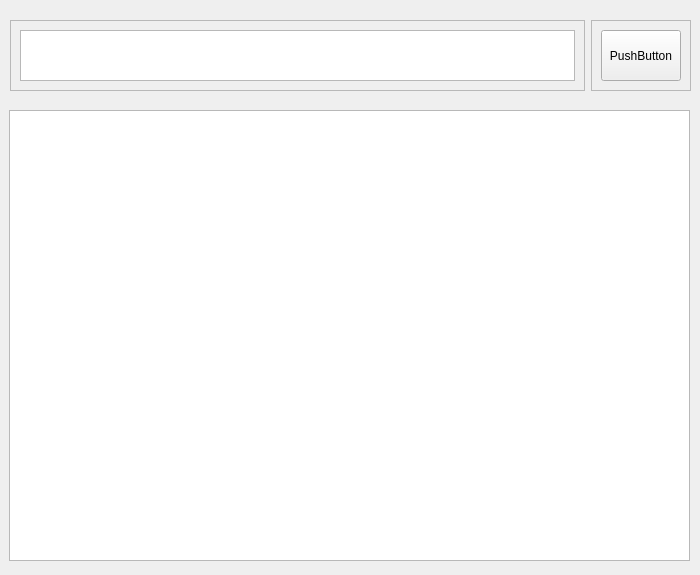
Before: the Qt Designer form recordSystem/table.ui in Qinyongle/job, drawn with Qt 5.
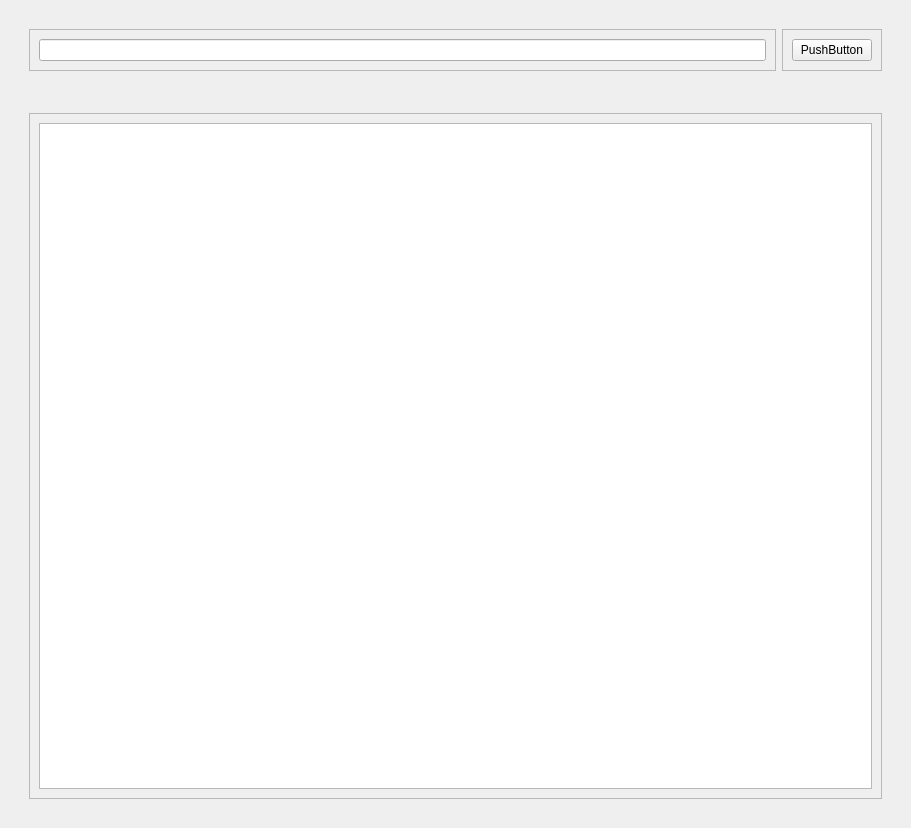
After: the same form once the commit is applied.

Commit message: 可自适应窗口大小

Diff of the .ui file:
```diff
--- a/recordSystem/table.ui
+++ b/recordSystem/table.ui
@@ -6,8 +6,8 @@
    <rect>
     <x>0</x>
     <y>0</y>
-    <width>700</width>
-    <height>575</height>
+    <width>911</width>
+    <height>828</height>
    </rect>
   </property>
   <property name="sizePolicy">
@@ -19,72 +19,36 @@
   <property name="windowTitle">
    <string>Form</string>
   </property>
-  <widget class="QWidget" name="tableContainer" native="true">
-   <property name="geometry">
-    <rect>
-     <x>9</x>
-     <y>110</y>
-     <width>681</width>
-     <height>451</height>
-    </rect>
-   </property>
-   <property name="sizePolicy">
-    <sizepolicy hsizetype="Expanding" vsizetype="Expanding">
-     <horstretch>0</horstretch>
-     <verstretch>0</verstretch>
-    </sizepolicy>
-   </property>
-   <layout class="QHBoxLayout" name="horizontalLayout">
+  <layout class="QVBoxLayout" name="verticalLayout">
     <item>
-     <widget class="QTableView" name="tableView"/>
-    </item>
-   </layout>
-  </widget>
-  <widget class="QWidget" name="dialogContainer" native="true">
-   <property name="geometry">
-    <rect>
-     <x>10</x>
-     <y>20</y>
-     <width>681</width>
-     <height>71</height>
-    </rect>
-   </property>
+    <widget class="QWidget" name="widget" native="true">
    <property name="sizePolicy">
-    <sizepolicy hsizetype="Expanding" vsizetype="Expanding">
+      <sizepolicy hsizetype="Preferred" vsizetype="Preferred">
      <horstretch>0</horstretch>
      <verstretch>0</verstretch>
     </sizepolicy>
    </property>
+     <layout class="QVBoxLayout" name="verticalLayout_3">
+      <item>
+       <widget class="QWidget" name="widget_3" native="true">
    <layout class="QHBoxLayout" name="horizontalLayout_2">
     <item>
-     <widget class="QFrame" name="frame">
-      <property name="sizePolicy">
-       <sizepolicy hsizetype="Expanding" vsizetype="Expanding">
-        <horstretch>0</horstretch>
-        <verstretch>0</verstretch>
-       </sizepolicy>
-      </property>
-      <property name="frameShape">
-       <enum>QFrame::StyledPanel</enum>
-      </property>
-      <property name="frameShadow">
-       <enum>QFrame::Raised</enum>
-      </property>
-      <layout class="QHBoxLayout" name="horizontalLayout_3">
-       <item>
-        <widget class="QTextEdit" name="textEdit"/>
-       </item>
-      </layout>
-     </widget>
-    </item>
-    <item alignment="Qt::AlignRight">
      <widget class="QFrame" name="frame_2">
-      <property name="sizePolicy">
-       <sizepolicy hsizetype="Expanding" vsizetype="Expanding">
-        <horstretch>0</horstretch>
-        <verstretch>0</verstretch>
-       </sizepolicy>
-      </property>
+           <property name="frameShape">
+            <enum>QFrame::StyledPanel</enum>
+           </property>
+           <property name="frameShadow">
+            <enum>QFrame::Raised</enum>
+           </property>
+           <layout class="QHBoxLayout" name="horizontalLayout_3">
+            <item>
+             <widget class="QLineEdit" name="lineEdit"/>
+            </item>
+           </layout>
+          </widget>
+         </item>
+         <item>
+          <widget class="QFrame" name="frame_3">
       <property name="frameShape">
        <enum>QFrame::StyledPanel</enum>
       </property>
@@ -93,13 +57,7 @@
       </property>
       <layout class="QHBoxLayout" name="horizontalLayout_4">
        <item>
-        <widget class="QPushButton" name="pushButton">
-         <property name="sizePolicy">
-          <sizepolicy hsizetype="Expanding" vsizetype="Expanding">
-           <horstretch>0</horstretch>
-           <verstretch>0</verstretch>
-          </sizepolicy>
-         </property>
+             <widget class="QPushButton" name="pushButton_2">
          <property name="text">
           <string>PushButton</string>
          </property>
@@ -110,6 +68,44 @@
     </item>
    </layout>
   </widget>
+      </item>
+     </layout>
+    </widget>
+   </item>
+   <item>
+    <widget class="QWidget" name="widget_2" native="true">
+     <property name="sizePolicy">
+      <sizepolicy hsizetype="Expanding" vsizetype="Expanding">
+       <horstretch>0</horstretch>
+       <verstretch>0</verstretch>
+      </sizepolicy>
+     </property>
+     <layout class="QVBoxLayout" name="verticalLayout_2">
+      <item>
+       <widget class="QWidget" name="widget_4" native="true">
+        <layout class="QVBoxLayout" name="verticalLayout_4">
+         <item>
+          <widget class="QFrame" name="frame">
+           <property name="frameShape">
+            <enum>QFrame::StyledPanel</enum>
+           </property>
+           <property name="frameShadow">
+            <enum>QFrame::Raised</enum>
+           </property>
+           <layout class="QHBoxLayout" name="horizontalLayout">
+            <item>
+             <widget class="QTableView" name="tableView"/>
+            </item>
+           </layout>
+          </widget>
+         </item>
+        </layout>
+       </widget>
+      </item>
+     </layout>
+    </widget>
+   </item>
+  </layout>
  </widget>
  <resources/>
  <connections/>
```
Lines whose indentation alone changed are shown as unchanged.
